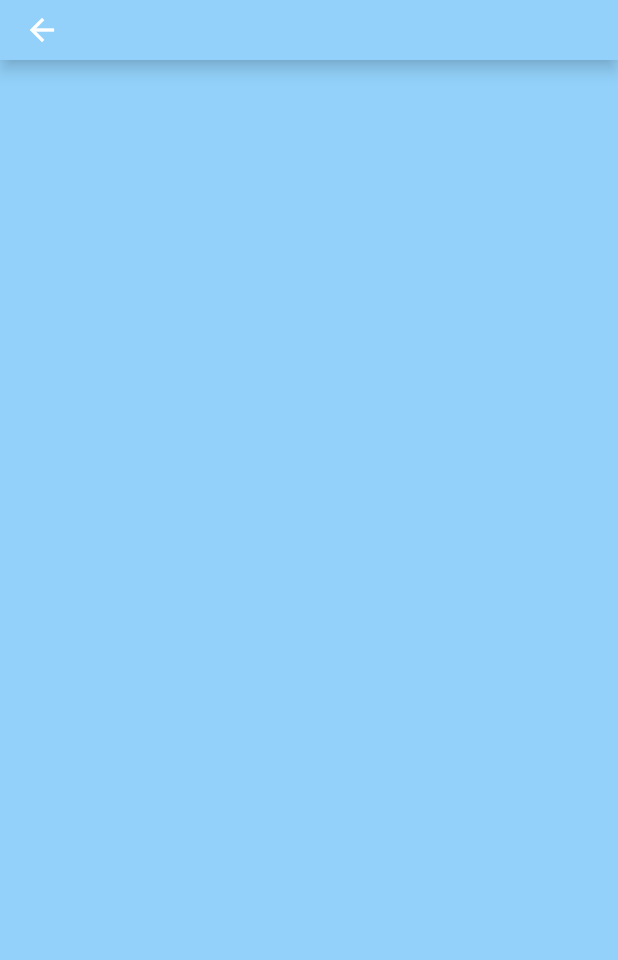
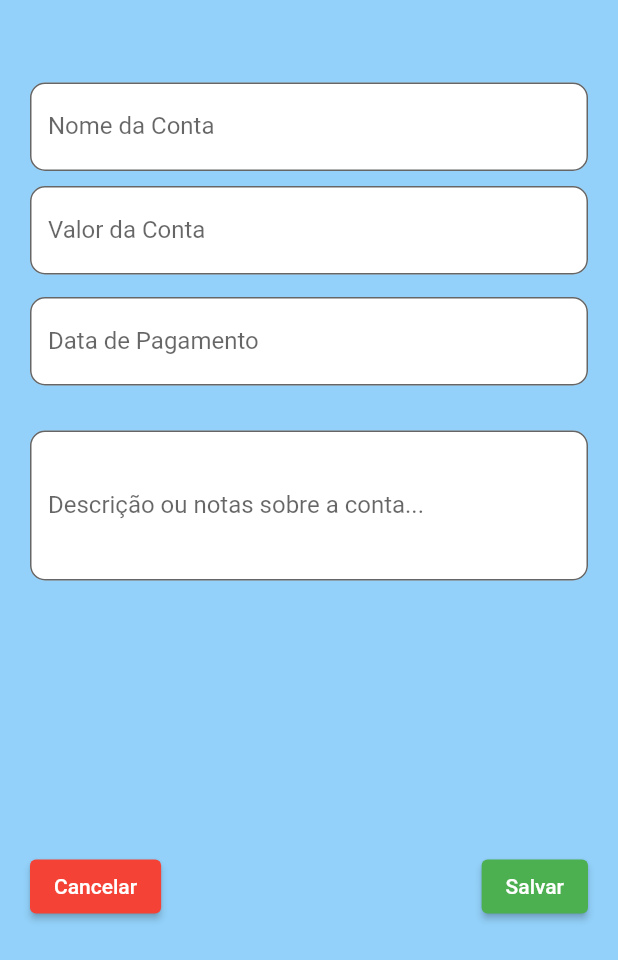
Before and after one commit to Miguel-Luis-1/Money_Control, a Flutter app: the CriarConta screen opened directly, on a phone screen of 412 x 824 dp. Shown: the top 960 px of the screen. Run offline on Flutter 3.47's test engine with Material 2 defaults, Android fonts, the phone set to English and light mode, and no system bars; our stand-ins replace flutter_slidable.

Commit message:
Criação da tela de Criar Contas

```diff
--- a/lib/telas/Criar_Conta.dart
+++ b/lib/telas/Criar_Conta.dart
@@ -6,12 +6,15 @@ class CriarConta extends StatefulWidget {
   const CriarConta({Key? key}) : super(key: key);
 
   @override
-  _CriarConta createState() => _CriarConta();
+  _CriarContaState createState() => _CriarContaState();
 }
 
-class _CriarConta extends State<CriarConta> {
+class _CriarContaState extends State<CriarConta> {
   int _selectedIndex = 0;
   List<String> listConteudo = [];
+
+  TextEditingController dinheiroController = TextEditingController();
+  TextEditingController dataController = TextEditingController();
 
   void _onItemTapped(int index) {
     setState(() {
@@ -21,35 +24,130 @@ class _CriarConta extends State<CriarConta> {
   }
 
   @override
+  void dispose() {
+    dinheiroController.dispose();
+    dataController.dispose();
+    super.dispose();
+  }
+
+  @override
   Widget build(BuildContext context) {
     return Scaffold(
-      appBar: PreferredSize(
-        preferredSize: Size.fromHeight(40.0),
-        child: AppBar(
-          backgroundColor: Color(0xFF93D1FA),
-          shadowColor: Color(0xFF93D1FA),
-        ),
-      ),
       backgroundColor: Color(0xFF93D1FA), // Cor de fundo da página
-      body: Column(
-        children: [
-          Flexible(
-            child: Center(
+      body: Center(
         child: Padding(
           padding: const EdgeInsets.only(left: 20, right: 20),
+          child: Padding(
+            padding: const EdgeInsets.only(
+                top: 55), // Define a distância desejada do topo
             child: ListView(
               children: [
                 for (String todo in listConteudo)
                   ListTile(
                     title: Text(todo),
                   ),
+                Center(
+                  child: TextField(
+                    decoration: InputDecoration(
+                      labelText: 'Nome da Conta',
+                      filled: true,
+                      fillColor: Colors.white,
+                      border: OutlineInputBorder(
+                        borderRadius: BorderRadius.circular(10.0),
+                      ),
+                    ),
+                  ),
+                ),
+                SizedBox(height: 10),
+                Center(
+                  child: TextField(
+                    controller: dinheiroController,
+                    keyboardType: TextInputType.number,
+                    decoration: InputDecoration(
+                      labelText: 'Valor da Conta',
+                      filled: true,
+                      fillColor: Colors.white,
+                      border: OutlineInputBorder(
+                        borderRadius: BorderRadius.circular(10.0),
+                      ),
+                    ),
+                  ),
+                ),
+                SizedBox(height: 10),
+                Center(
+                  child:
+                      SizedBox(height: 5), // Adiciona um espaço de 20 de altura
+                ),
+                Center(
+                  child: TextField(
+                    controller: dataController,
+                    decoration: InputDecoration(
+                      labelText: 'Data de Pagamento',
+                      filled: true,
+                      fillColor: Colors.white,
+                      border: OutlineInputBorder(
+                        borderRadius: BorderRadius.circular(10.0),
+                      ),
+                    ),
+                    onTap: () {
+                      showDatePicker(
+                        context: context,
+                        initialDate: DateTime.now(),
+                        firstDate: DateTime(2000),
+                        lastDate: DateTime(2100),
+                      ).then((selectedDate) {
+                        if (selectedDate != null) {
+                          dataController.text = selectedDate.toString();
+                        }
+                      });
+                    },
+                  ),
+                ),
+                SizedBox(height: 30),
+                Center(
+                  child: Container(
+                    height: 100,
+                    child: TextField(
+                      maxLines: 20,
+                      decoration: InputDecoration(
+                        labelText: 'Descrição ou notas sobre a conta...',
+                        filled: true,
+                        fillColor: Colors.white,
+                        border: OutlineInputBorder(
+                          borderRadius: BorderRadius.circular(10.0),
+                        ),
+                      ),
+                    ),
+                  ),
+                ),
+                SizedBox(height: 180),
+                Row(
+                  mainAxisAlignment: MainAxisAlignment.spaceBetween,
+                  children: [
+                    ElevatedButton(
+                      onPressed: () {
+                        // Implemente a lógica para salvar os dados
+                      },
+                      child: Text('Cancelar'),
+                      style: ElevatedButton.styleFrom(primary: Colors.red),
+                    ),
+                    ElevatedButton(
+                      onPressed: () {
+                        // Implemente a lógica para cancelar a operação
+                      },
+                      child: Text('Salvar'),
+                      style: ElevatedButton.styleFrom(
+                        primary: Colors
+                            .green, // Define a cor vermelha para o botão Cancelar
+                      ),
+                    ),
+                  ],
+                ),
               ],
             ),
           ),
         ),
       ),
-        ],
-      ),
     );
   }
 }
```
Lines whose indentation alone changed are shown as unchanged.
